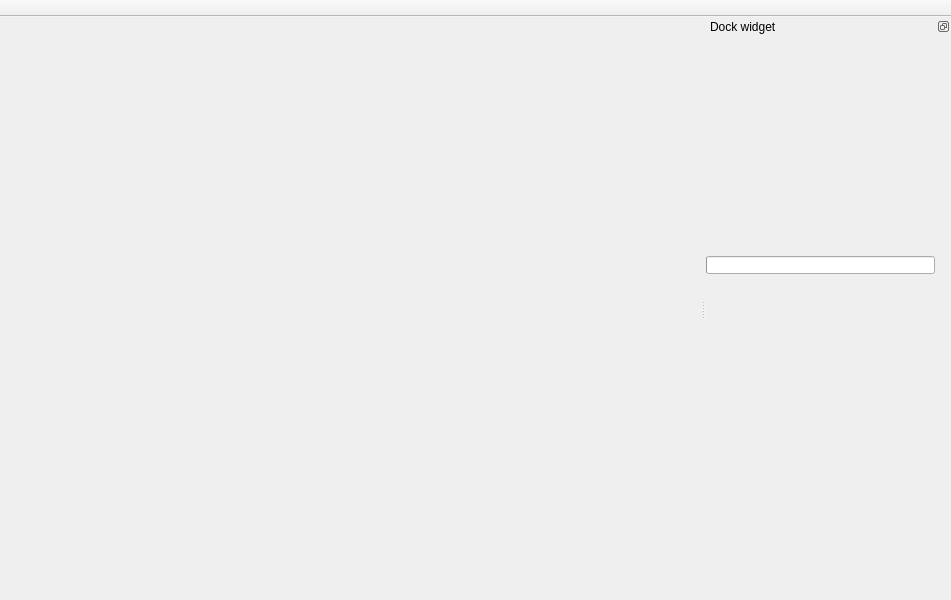
Old version of the form src/gui/mainwindow.ui in the repository aliakseis/FVD.
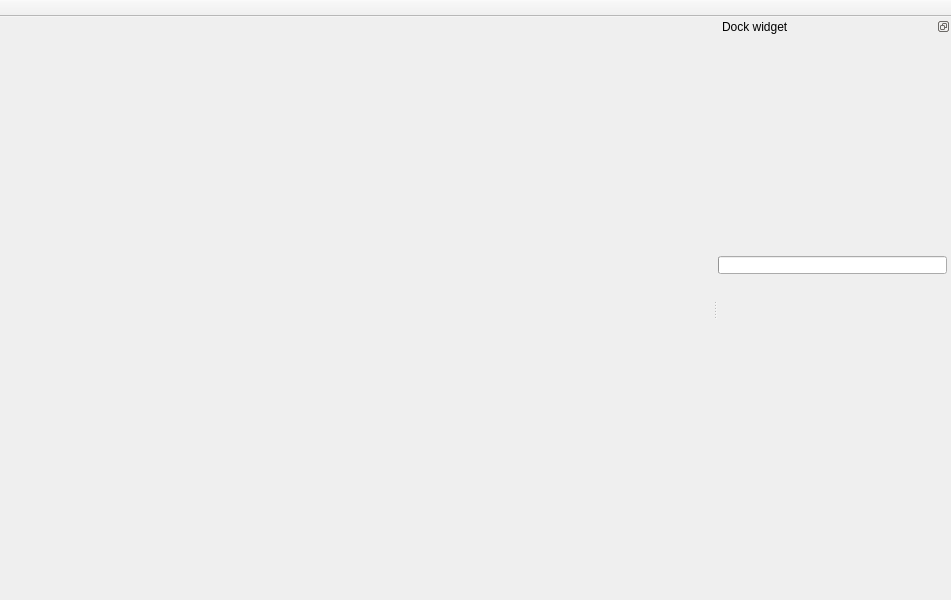
New version of the form. Icons and pictures are not drawn. Custom widgets are drawn as their Qt base class.

Commit message: just in case

```diff
--- a/src/gui/mainwindow.ui
+++ b/src/gui/mainwindow.ui
@@ -74,7 +74,7 @@
    </property>
    <property name="minimumSize">
     <size>
-     <width>245</width>
+     <width>233</width>
      <height>390</height>
     </size>
    </property>
```
